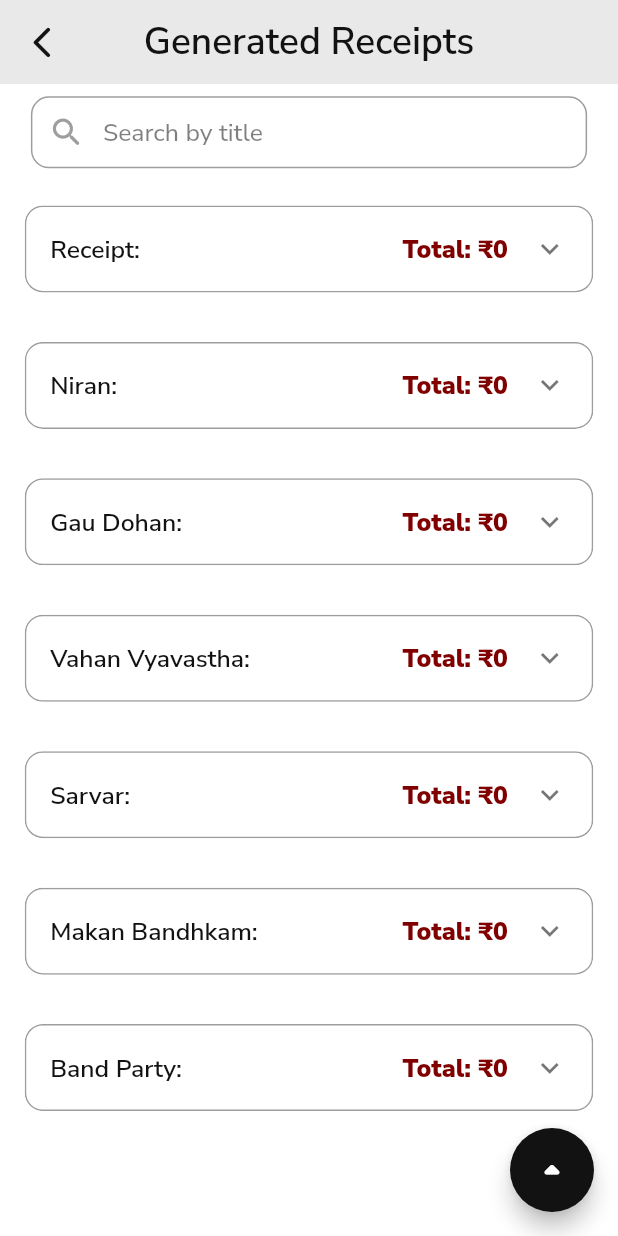
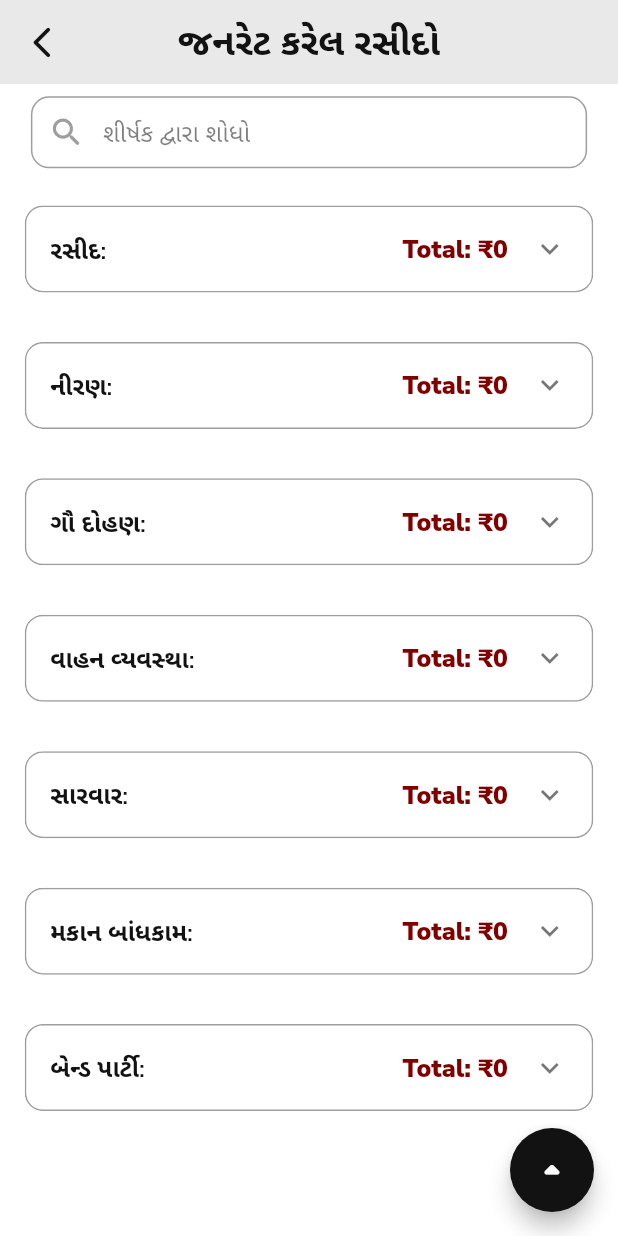
Before and after one commit to HemangSidapara/krishna_gaushala, a Flutter app: the GeneratedReceiptsView screen opened by its route, on a phone screen of 412 x 824 dp. Run offline on Flutter 3.47's test engine with Material 2 defaults, Android fonts, the light colour scheme and no system bars; our stand-ins replace dio, get, get_storage, google_fonts, share_plus; missing offline and left inert: syncfusion_flutter_core, syncfusion_flutter_pdfviewer; accounts and stored records are empty; network calls fail; statements that could not run were skipped.

Commit message:
localization

```diff
--- a/lib/app/Constants/app_strings.dart
+++ b/lib/app/Constants/app_strings.dart
@@ -1,6 +1,15 @@
 class AppStrings {
   static String appName = 'Krishna Gaushala';
   static String login = 'Login';
+  static String username = 'Username';
+  static String enterUsername = 'Enter username';
+  static String pleaseEnterUsername = 'Please enter username.';
+  static String password = 'Password';
+  static String enterPassword = 'Enter password';
+  static String pleaseEnterPassword = 'Please enter password.';
+  static String krishnaGaushala = 'Krishna Gaushala';
+  static String temporaryServiceIsNotAvailable = 'Temporary service is not available.';
+  static String asADonationGiftService = 'As a donation, gift, service';
   static String receipt = 'Receipt';
   static String niran = 'Niran';
   static String gauDohan = 'Gau Dohan';
@@ -8,13 +17,6 @@
   static String sarvar = 'Sarvar';
   static String makanBandhkam = 'Makan Bandhkam';
   static String bandParty = 'Band Party';
-  static String username = 'Username';
-  static String enterUsername = 'Enter username';
-  static String pleaseEnterUsername = 'Please enter username.';
-  static String password = 'Password';
-  static String enterPassword = 'Enter password';
-  static String pleaseEnterPassword = 'Please enter password.';
-  static String krishnaGaushala = 'Krishna Gaushala';
   static String enterAmount = 'Enter amount';
   static String pleaseEnterAmount = 'Please enter amount.';
   static String amountIsNumericOnly = 'Amount is numeric only.';
@@ -37,41 +39,39 @@
   static String panNumber = 'PAN Number';
   static String enterPanNumber = 'Enter pan number';
   static String pleaseEnterPanNumber = 'Please enter pan number.';
+  static String chequeNumber = 'Cheque Number';
+  static String enterChequeNumber = 'Enter cheque number';
+  static String pleaseEnterChequeNumber = 'Please enter cheque number.';
+  static String chequeDate = 'Cheque Date';
+  static String enterChequeDate = 'Enter cheque date';
+  static String pleaseEnterChequeDate = 'Please enter cheque date.';
+  static String bank = 'Bank';
+  static String enterBank = 'Enter bank';
+  static String pleaseEnterBank = 'Please enter bank.';
+  static String branch = 'Branch';
+  static String enterBranch = 'Enter branch';
+  static String pleaseEnterBranch = 'Please enter branch.';
+  static String accountNumber = 'Account Number';
+  static String enterAccountNumber = 'Enter account number';
+  static String pleaseEnterAccountNumber = 'Please enter account number.';
+  static String chequeDetails = 'Cheque Details';
+  static String pleaseSelectPurposeOfFund = 'Please select purpose of fund.';
+  static String quantity = 'Quantity';
+  static String enterQuantity = 'Enter quantity';
+  static String pleaseEnterQuantity = 'Please enter quantity.';
   static String settings = 'Settings';
-  static String save = 'Save';
+  static String costDetails = 'Cost Details';
+  static String generatedReceipts = 'Generated Receipts';
+  static String changeLanguage = 'Change Language';
+  static String english = 'English';
+  static String gujarati = 'Gujarati';
   static String logOut = 'Log out';
-  static String costDetails = 'Cost Details';
+  static String searchByTitle = 'Search by title';
   static String addCostDetails = 'Add Cost Details';
   static String editCostDetails = 'Edit Cost Details';
   static String titleOfExpenditure = 'Title of Expenditure';
   static String note = 'Note';
   static String pleaseEnterTitle = 'Please enter title.';
   static String pleaseEnterNote = 'Please enter note.';
-  static String generatedReceipts = 'Generated Receipts';
-  static String chequeDetails = 'Cheque Details';
-  static String pleaseEnterChequeNumber = 'Please enter cheque number.';
-  static String enterChequeNumber = 'Enter cheque number';
-  static String chequeNumber = 'Cheque Number';
-  static String pleaseEnterChequeDate = 'Please enter cheque date.';
-  static String enterChequeDate = 'Enter cheque date';
-  static String chequeDate = 'Cheque Date';
-  static String pleaseEnterBank = 'Please enter bank.';
-  static String enterBank = 'Enter bank';
-  static String bank = 'Bank';
-  static String pleaseEnterBranch = 'Please enter branch.';
-  static String enterBranch = 'Enter branch';
-  static String branch = 'Branch';
-  static String pleaseEnterAccountNumber = 'Please enter account number.';
-  static String enterAccountNumber = 'Enter account number';
-  static String accountNumber = 'Account Number';
-  static String pleaseSelectPurposeOfFund = 'Please select purpose of fund.';
-  static String pleaseEnterQuantity = 'Please enter quantity.';
-  static String enterQuantity = 'Enter quantity';
-  static String quantity = 'Quantity';
-  static String searchByTitle = 'Search by title';
-  static String changeLanguage = 'Change Language';
-  static String english = 'English';
-  static String gujarati = 'Gujarati';
-  static String asADonationGiftService = 'As a donation, gift, service';
-  static String temporaryServiceIsNotAvailable = 'Temporary service is not available.';
+  static String save = 'Save';
 }
--- a/lib/app/Localization/en_IN.dart
+++ b/lib/app/Localization/en_IN.dart
@@ -9,6 +9,8 @@
   AppStrings.enterPassword: "Enter password",
   AppStrings.pleaseEnterPassword: "Please enter password.",
   AppStrings.krishnaGaushala: "Krishna Gaushala",
+  AppStrings.temporaryServiceIsNotAvailable: "Temporary service is not available.",
+  AppStrings.asADonationGiftService: "❖ As a donation, gift, service ❖",
   AppStrings.receipt: "Receipt",
   AppStrings.niran: "Niran",
   AppStrings.gauDohan: "Gau Dohan",
@@ -38,9 +40,39 @@
   AppStrings.panNumber: "PAN Number",
   AppStrings.enterPanNumber: "Enter pan number",
   AppStrings.pleaseEnterPanNumber: "Please enter pan number.",
+  AppStrings.chequeNumber: "Cheque Number",
+  AppStrings.enterChequeNumber: "Enter cheque number",
+  AppStrings.pleaseEnterChequeNumber: "Please enter cheque number.",
+  AppStrings.chequeDate: "Cheque Date",
+  AppStrings.enterChequeDate: "Enter cheque date",
+  AppStrings.pleaseEnterChequeDate: "Please enter cheque date.",
+  AppStrings.bank: "Bank",
+  AppStrings.enterBank: "Enter bank",
+  AppStrings.pleaseEnterBank: "Please enter bank.",
+  AppStrings.branch: "Branch",
+  AppStrings.enterBranch: "Enter branch",
+  AppStrings.pleaseEnterBranch: "Please enter branch.",
+  AppStrings.accountNumber: "Account Number",
+  AppStrings.enterAccountNumber: "Enter account number",
+  AppStrings.pleaseEnterAccountNumber: "Please enter account number.",
+  AppStrings.chequeDetails: "Cheque Details",
+  AppStrings.pleaseSelectPurposeOfFund: "Please select purpose of fund.",
+  AppStrings.quantity: "Quantity",
+  AppStrings.enterQuantity: "Enter quantity",
+  AppStrings.pleaseEnterQuantity: "Please enter quantity.",
+  AppStrings.settings: "Settings",
+  AppStrings.costDetails: "Cost Details",
+  AppStrings.generatedReceipts: "Generated Receipts",
   AppStrings.changeLanguage: "Change Language",
   AppStrings.english: "English",
   AppStrings.gujarati: "Gujarati",
-  AppStrings.asADonationGiftService: "❖ As a donation, gift, service ❖",
-  AppStrings.temporaryServiceIsNotAvailable: "Temporary service is not available.",
+  AppStrings.logOut: "Log out",
+  AppStrings.searchByTitle: "Search by title",
+  AppStrings.addCostDetails: "Add Cost Details",
+  AppStrings.editCostDetails: "Edit Cost Details",
+  AppStrings.titleOfExpenditure: "Title of Expenditure",
+  AppStrings.note: "Note",
+  AppStrings.pleaseEnterTitle: "Please enter title.",
+  AppStrings.pleaseEnterNote: "Please enter note.",
+  AppStrings.save: "Save",
 };
--- a/lib/app/Localization/gu_IN.dart
+++ b/lib/app/Localization/gu_IN.dart
@@ -9,6 +9,8 @@
   AppStrings.enterPassword: "પાસવર્ડ દાખલ કરો",
   AppStrings.pleaseEnterPassword: "કૃપા કરીને પાસવર્ડ દાખલ કરો.",
   AppStrings.krishnaGaushala: "ક્રિષ્ના ગૌશાળા",
+  AppStrings.temporaryServiceIsNotAvailable: "હાલમાં સેવા ઉપલબ્ધ નથી.",
+  AppStrings.asADonationGiftService: "❖ દાન, ભેટ, સેવા રૂપે ❖",
   AppStrings.receipt: "રસીદ",
   AppStrings.niran: "નીરણ",
   AppStrings.gauDohan: "ગૌ દોહણ",
@@ -38,9 +40,38 @@
   AppStrings.panNumber: "PAN નંબર",
   AppStrings.enterPanNumber: "PAN નંબર દાખલ કરો",
   AppStrings.pleaseEnterPanNumber: "કૃપા કરીને PAN નંબર દાખલ કરો.",
+  AppStrings.chequeNumber: "ચેક નંબર",
+  AppStrings.enterChequeNumber: "ચેક નંબર દાખલ કરો",
+  AppStrings.pleaseEnterChequeNumber: "કૃપા કરીને ચેક નંબર દાખલ કરો.",
+  AppStrings.chequeDate: "ચેક તારીખ",
+  AppStrings.enterChequeDate: "ચેક તારીખ દાખલ કરો",
+  AppStrings.pleaseEnterChequeDate: "કૃપા કરીને ચેક તારીખ દાખલ કરો.",
+  AppStrings.bank: "બેંક",
+  AppStrings.enterBank: "બેંક દાખલ કરો",
+  AppStrings.pleaseEnterBank: "કૃપા કરીને બેંક દાખલ કરો.",
+  AppStrings.branch: "શાખા",
+  AppStrings.enterBranch: "શાખા દાખલ કરો",
+  AppStrings.pleaseEnterBranch: "કૃપા કરીને શાખા દાખલ કરો.",
+  AppStrings.accountNumber: "ખાતા નંબર",
+  AppStrings.enterAccountNumber: "ખાતા નંબર દાખલ કરો",
+  AppStrings.pleaseEnterAccountNumber: "કૃપા કરીને ખાતા નંબર દાખલ કરો.",
+  AppStrings.chequeDetails: "ચેકની વિગતો",
+  AppStrings.pleaseSelectPurposeOfFund: "કૃપા કરીને ભંડોળનો હેતુ પસંદ કરો.",
+  AppStrings.quantity: "જથ્થો",
+  AppStrings.pleaseEnterQuantity: "કૃપા કરીને જથ્થો દાખલ કરો.",
+  AppStrings.settings: "સેટિંગ્સ",
+  AppStrings.costDetails: "ખર્ચની વિગતો",
+  AppStrings.generatedReceipts: "જનરેટ કરેલ રસીદો",
   AppStrings.changeLanguage: "ભાષા બદલો",
   AppStrings.english: "અંગ્રેજી",
   AppStrings.gujarati: "ગુજરાતી",
-  AppStrings.asADonationGiftService: "❖ દાન, ભેટ, સેવા રૂપે ❖",
-  AppStrings.temporaryServiceIsNotAvailable: "હાલમાં સેવા ઉપલબ્ધ નથી.",
+  AppStrings.logOut: "લૉગ આઉટ",
+  AppStrings.searchByTitle: "શીર્ષક દ્વારા શોધો",
+  AppStrings.addCostDetails: "ખર્ચ વિગતો ઉમેરો",
+  AppStrings.editCostDetails: "ખર્ચ વિગતો સંપાદિત કરો",
+  AppStrings.titleOfExpenditure: "ખર્ચનું શીર્ષક",
+  AppStrings.note: "નોંધ",
+  AppStrings.pleaseEnterTitle: "કૃપા કરીને શીર્ષક દાખલ કરો.",
+  AppStrings.pleaseEnterNote: "કૃપા કરીને નોંધ દાખલ કરો.",
+  AppStrings.save: "સેવ",
 };
--- a/lib/app/Screens/settings_screen/cost_details_screen/add_cost_details_screen/add_cost_details_controller.dart
+++ b/lib/app/Screens/settings_screen/cost_details_screen/add_cost_details_screen/add_cost_details_controller.dart
@@ -28,7 +28,7 @@
   ///validate amount
   String? validateAmount(String value) {
     if (value.isEmpty) {
-      return AppStrings.pleaseEnterAmount;
+      return AppStrings.pleaseEnterAmount.tr;
     }
     return null;
   }
@@ -36,7 +36,7 @@
   ///validate Title of Expenditure
   String? validateTitleOfExpenditure(String value) {
     if (value.isEmpty) {
-      return AppStrings.pleaseEnterTitle;
+      return AppStrings.pleaseEnterTitle.tr;
     }
     return null;
   }
@@ -44,7 +44,7 @@
   ///validate note
   String? validateNote(String value) {
     if (value.isEmpty) {
-      return AppStrings.pleaseEnterNote;
+      return AppStrings.pleaseEnterNote.tr;
     }
     return null;
   }
--- a/lib/app/Screens/settings_screen/cost_details_screen/cost_details_view.dart
+++ b/lib/app/Screens/settings_screen/cost_details_screen/cost_details_view.dart
@@ -44,7 +44,7 @@
           )
         ],
         title: Text(
-          AppStrings.costDetails,
+          AppStrings.costDetails.tr,
           style: TextStyle(
             fontSize: 18.sp,
             fontWeight: FontWeight.w600,
--- a/lib/app/Screens/settings_screen/generated_receipts_screen/generated_receipts_view.dart
+++ b/lib/app/Screens/settings_screen/generated_receipts_screen/generated_receipts_view.dart
@@ -94,7 +94,7 @@
           backgroundColor: AppColors.PRIMARY_COLOR,
           centerTitle: true,
           title: Text(
-            AppStrings.generatedReceipts,
+            AppStrings.generatedReceipts.tr,
             style: TextStyle(
               fontSize: 18.sp,
               fontWeight: FontWeight.w600,
@@ -151,7 +151,7 @@
                         borderSide: BorderSide(color: AppColors.SECONDARY_COLOR, width: 1.5),
                         borderRadius: BorderRadius.circular(12),
                       ),
-                      hintText: AppStrings.searchByTitle,
+                      hintText: AppStrings.searchByTitle.tr,
                       hintStyle: TextStyle(
                         color: AppColors.BLACK_COLOR.withOpacity(0.5),
                         fontWeight: FontWeight.w500,
@@ -170,25 +170,25 @@
                       crossAxisAlignment: CrossAxisAlignment.start,
                       children: [
                         ///Receipts
-                        GeneratedReceiptsCategoryList(title: 'Receipt', items: controller.receiptList, index: 0),
+                        GeneratedReceiptsCategoryList(title: AppStrings.receipt.tr, items: controller.receiptList, index: 0),
 
                         ///Niran
-                        GeneratedReceiptsCategoryList(title: 'Niran', items: controller.niranList, index: 1),
+                        GeneratedReceiptsCategoryList(title: AppStrings.niran.tr, items: controller.niranList, index: 1),
 
                         ///Gau Dohan
-                        GeneratedReceiptsCategoryList(title: 'Gau Dohan', items: controller.gauDohanList, index: 2),
+                        GeneratedReceiptsCategoryList(title: AppStrings.gauDohan.tr, items: controller.gauDohanList, index: 2),
 
                         ///Vahan Vyavastha
-                        GeneratedReceiptsCategoryList(title: 'Vahan Vyavastha', items: controller.vahanVyavasthaList, index: 3),
+                        GeneratedReceiptsCategoryList(title: AppStrings.vahanVyavastha.tr, items: controller.vahanVyavasthaList, index: 3),
 
                         ///Sarvar
-                        GeneratedReceiptsCategoryList(title: 'Sarvar', items: controller.sarvarList, index: 4),
+                        GeneratedReceiptsCategoryList(title: AppStrings.sarvar.tr, items: controller.sarvarList, index: 4),
 
                         ///Makan Bandhkam
-                        GeneratedReceiptsCategoryList(title: 'Makan Bandhkam', items: controller.makanBandhkamList, index: 5),
+                        GeneratedReceiptsCategoryList(title: AppStrings.makanBandhkam.tr, items: controller.makanBandhkamList, index: 5),
 
                         ///Band Party
-                        GeneratedReceiptsCategoryList(title: 'Band Party', items: controller.bandPartyList, index: 6),
+                        GeneratedReceiptsCategoryList(title: AppStrings.bandParty.tr, items: controller.bandPartyList, index: 6),
                       ],
                     ),
                   ),
@@ -887,7 +887,7 @@
                                       Align(
                                         alignment: Alignment.centerLeft,
                                         child: Text(
-                                          AppStrings.chequeDetails,
+                                          AppStrings.chequeDetails.tr,
                                           style: TextStyle(
                                             color: AppColors.SECONDARY_COLOR,
                                             fontWeight: FontWeight.w700,
@@ -912,12 +912,12 @@
                                                 return controller.validateChequeNumber(value!);
                                               },
                                               decoration: InputDecoration(
-                                                hintText: AppStrings.enterChequeNumber,
+                                                hintText: AppStrings.enterChequeNumber.tr,
                                                 hintStyle: TextStyle(
                                                   fontSize: 10.sp,
                                                   fontWeight: FontWeight.w400,
                                                 ),
-                                                labelText: AppStrings.chequeNumber,
+                                                labelText: AppStrings.chequeNumber.tr,
                                                 labelStyle: TextStyle(
                                                   color: AppColors.SECONDARY_COLOR,
                                                   fontSize: 10.sp,
@@ -958,12 +958,12 @@
                                               },
                                               readOnly: true,
                                               decoration: InputDecoration(
-                                                hintText: AppStrings.enterChequeDate,
+                                                hintText: AppStrings.enterChequeDate.tr,
                                                 hintStyle: TextStyle(
                                                   fontSize: 10.sp,
                                                   fontWeight: FontWeight.w400,
                                                 ),
-                                                labelText: AppStrings.chequeDate,
+                                                labelText: AppStrings.chequeDate.tr,
                                                 labelStyle: TextStyle(
                                                   color: AppColors.SECONDARY_COLOR,
                                                   fontSize: 10.sp,
@@ -997,12 +997,12 @@
                                                 return controller.validateBank(value!);
                                               },
                                               decoration: InputDecoration(
-                                                hintText: AppStrings.enterBank,
+                                                hintText: AppStrings.enterBank.tr,
                                                 hintStyle: TextStyle(
                                                   fontSize: 10.sp,
                                                   fontWeight: FontWeight.w400,
                                                 ),
-                                                labelText: AppStrings.bank,
+                                                labelText: AppStrings.bank.tr,
                                                 labelStyle: TextStyle(
                                                   color: AppColors.SECONDARY_COLOR,
                                                   fontSize: 10.sp,
@@ -1036,12 +1036,12 @@
                                                 return controller.validateBranch(value!);
                                               },
                                               decoration: InputDecoration(
-                                                hintText: AppStrings.enterBranch,
+                                                hintText: AppStrings.enterBranch.tr,
                                                 hintStyle: TextStyle(
                                                   fontSize: 10.sp,
                                                   fontWeight: FontWeight.w400,
                                                 ),
-                                                labelText: AppStrings.branch,
+                                                labelText: AppStrings.branch.tr,
                                                 labelStyle: TextStyle(
                                                   color: AppColors.SECONDARY_COLOR,
                                                   fontSize: 10.sp,
@@ -1075,12 +1075,12 @@
                                                 return controller.validateAccountNumber(value!);
                                               },
                                               decoration: InputDecoration(
-                                                hintText: AppStrings.enterAccountNumber,
+                                                hintText: AppStrings.enterAccountNumber.tr,
                                                 hintStyle: TextStyle(
                                                   fontSize: 10.sp,
                                                   fontWeight: FontWeight.w400,
                                                 ),
-                                                labelText: AppStrings.accountNumber,
+                                                labelText: AppStrings.accountNumber.tr,
                                                 labelStyle: TextStyle(
                                                   color: AppColors.SECONDARY_COLOR,
                                                   fontSize: 10.sp,
@@ -1159,12 +1159,12 @@
                                   return controller.validateQuantity(value!);
                                 },
                                 decoration: InputDecoration(
-                                  hintText: AppStrings.enterQuantity,
+                                  hintText: AppStrings.enterQuantity.tr,
                                   hintStyle: TextStyle(
                                     fontSize: 10.sp,
                                     fontWeight: FontWeight.w400,
                                   ),
-                                  labelText: AppStrings.quantity,
+                                  labelText: AppStrings.quantity.tr,
                                   labelStyle: TextStyle(
                                     color: AppColors.SECONDARY_COLOR,
                                     fontSize: 10.sp,
--- a/lib/app/Screens/settings_screen/settings_view.dart
+++ b/lib/app/Screens/settings_screen/settings_view.dart
@@ -29,7 +29,7 @@
         backgroundColor: AppColors.PRIMARY_COLOR,
         centerTitle: true,
         title: Text(
-          AppStrings.settings,
+          AppStrings.settings.tr,
           style: TextStyle(
             fontSize: 18.sp,
             fontWeight: FontWeight.w600,
@@ -64,7 +64,7 @@
             ),
           ),
           child: Text(
-            AppStrings.logOut,
+            AppStrings.logOut.tr,
             style: TextStyle(
               color: AppColors.WHITE_COLOR,
               fontSize: 12.sp,
@@ -104,7 +104,7 @@
                         ),
                         SizedBox(width: 3.w),
                         Text(
-                          controller.settingsNameList[index],
+                          controller.settingsNameList[index].tr,
                           style: TextStyle(
                             color: AppColors.SECONDARY_COLOR,
                             fontWeight: FontWeight.w700,
```
Also changed, not shown: lib/app/Screens/dashboard_screen/payment_details_screen/payment_details_controller.dart (+5 -5 lines), lib/app/Screens/dashboard_screen/payment_details_screen/payment_details_view.dart (+14 -14 lines), lib/app/Screens/settings_screen/cost_details_screen/add_cost_details_screen/add_cost_details_view.dart (+8 -8 lines), lib/app/Screens/settings_screen/generated_receipts_screen/generated_receipts_controller.dart (+4 -4 lines).
